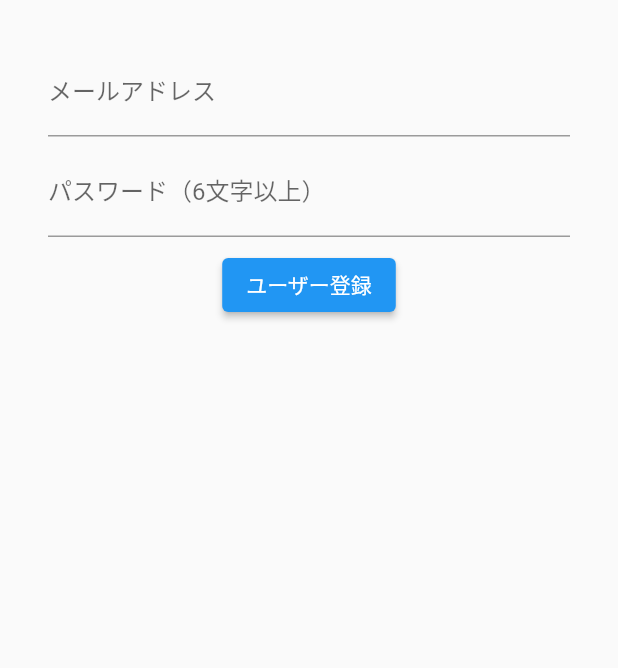
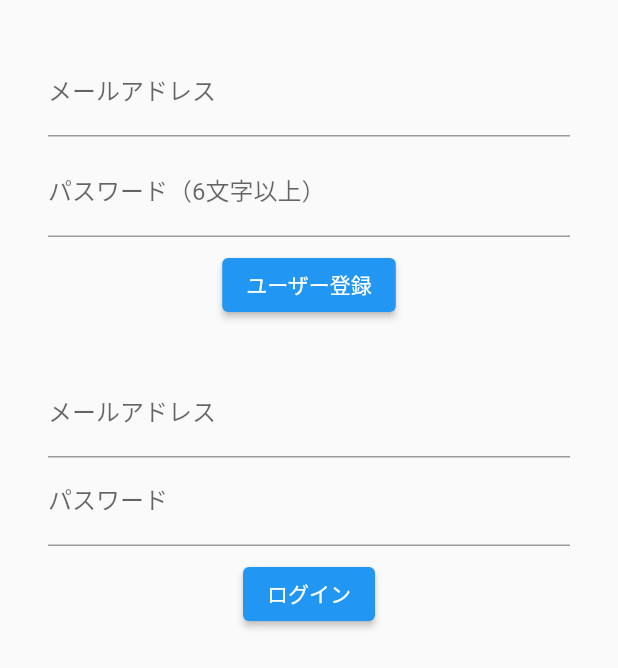
Before and after one commit to MorrisFreeman/flutter-todo, a Flutter app: the screen it shows after launch, on a phone screen of 412 x 824 dp. Shown: the top 668 px of the screen. Run offline on Flutter 3.47's test engine with Material 2 defaults, Android fonts, the light colour scheme and no system bars; our stand-ins replace firebase_auth, firebase_core; accounts and stored records are empty.

Commit message:
ログイン機能実装

```diff
--- a/lib/main.dart
+++ b/lib/main.dart
@@ -26,6 +26,8 @@
 class _AuthPageState extends State<AuthPage> {
   String newUserEmail = "";
   String newUserPassword = "";
+  String loginUserEmail = "";
+  String loginUserPassword = "";
   String infoText = "";
 
   @override
@@ -73,6 +75,43 @@
                   },
                   child: Text("ユーザー登録"),
                 ),
+                const SizedBox(height: 32),
+                TextFormField(
+                  decoration: InputDecoration(labelText: "メールアドレス"),
+                  onChanged: (String value) {
+                    setState(() {
+                      loginUserEmail = value;
+                    });
+                  },
+                ),
+                TextFormField(
+                  decoration: InputDecoration(labelText: "パスワード"),
+                  onChanged: (String value) {
+                    setState(() {
+                      loginUserPassword = value;
+                    });
+                  },
+                ),
+                const SizedBox(height: 8),
+                ElevatedButton(
+                    onPressed: () async {
+                      try {
+                        final FirebaseAuth auth = FirebaseAuth.instance;
+                        final UserCredential result =
+                            await auth.signInWithEmailAndPassword(
+                                email: loginUserEmail,
+                                password: loginUserPassword);
+                        final User user = result.user;
+                        setState(() {
+                          infoText = "ログインOK：${user.email}";
+                        });
+                      } catch (e) {
+                        setState(() {
+                          infoText = "ログインNG：${e.toString()}";
+                        });
+                      }
+                    },
+                    child: Text("ログイン")),
                 const SizedBox(height: 8),
                 Text(infoText),
               ],
```
